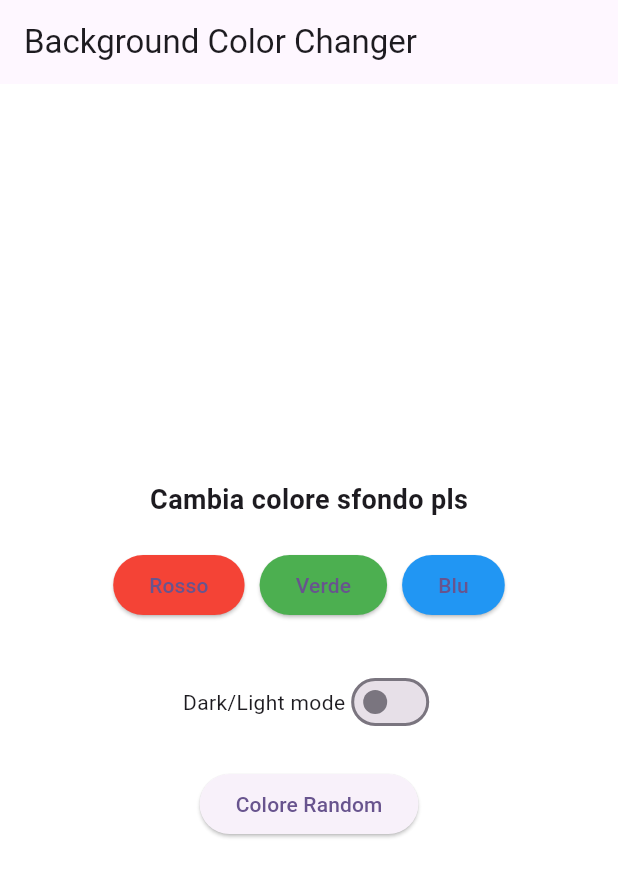
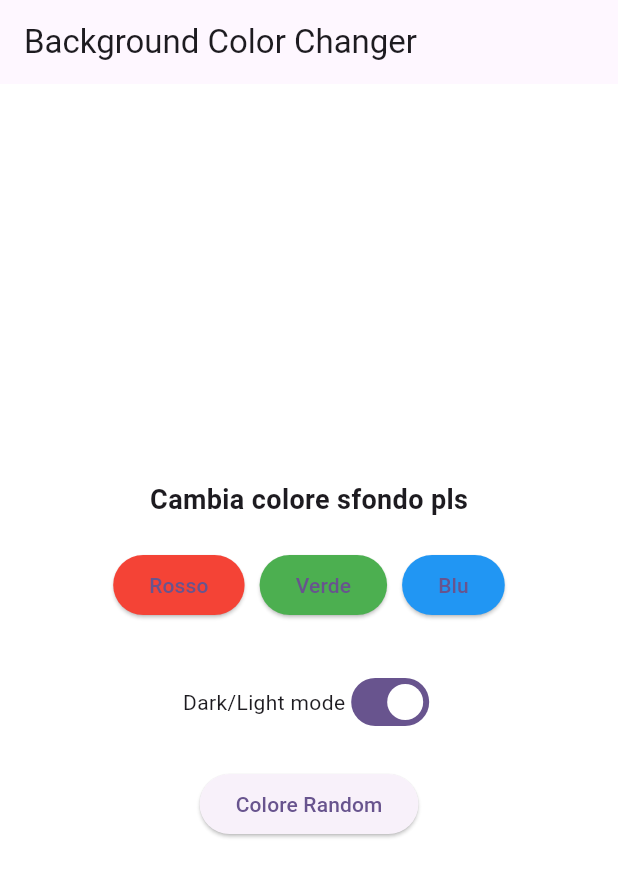
Before and after one commit to ilvostrocarokawe/crossplatform-futurevoid, a Flutter app: the screen it shows after launch, on a phone screen of 412 x 824 dp. Shown: the top 877 px of the screen. Run offline on Flutter 3.47's test engine with Material 3 defaults, Android fonts, the phone set to English and light mode, and no system bars.

Commit message:
Brightness Update

```diff
--- a/lib/backgroundcolorchanger.dart
+++ b/lib/backgroundcolorchanger.dart
@@ -10,7 +10,7 @@ class ColorChangerPage extends StatefulWidget {
 
 class _ColorChangerPageState extends State<ColorChangerPage> {
   Color _backgroundColor = Colors.white;
-  bool _isLightMode = false;
+  Brightness _brightness = Brightness.light;
 
   void _changeColor(Color newColor) {
     setState(() => _backgroundColor = newColor);
@@ -18,8 +18,10 @@ class _ColorChangerPageState extends State<ColorChangerPage> {
 
   void _toggleMode(bool value) {
     setState(() {
-      _isLightMode = value;
-      _backgroundColor = value ? Colors.yellow : Colors.grey[850]!;
+      _brightness = value ? Brightness.light : Brightness.dark;
+      _backgroundColor = _brightness == Brightness.light
+          ? Colors.white
+          : Colors.grey[850]!;
     });
   }
 
@@ -59,7 +61,10 @@ class _ColorChangerPageState extends State<ColorChangerPage> {
               mainAxisAlignment: MainAxisAlignment.center,
               children: [
                 const Text('Dark/Light mode'),
-                Switch(value: _isLightMode, onChanged: _toggleMode),
+                Switch(
+                  value: _brightness == Brightness.light,
+                  onChanged: _toggleMode,
+                ),
               ],
             ),
 
```
